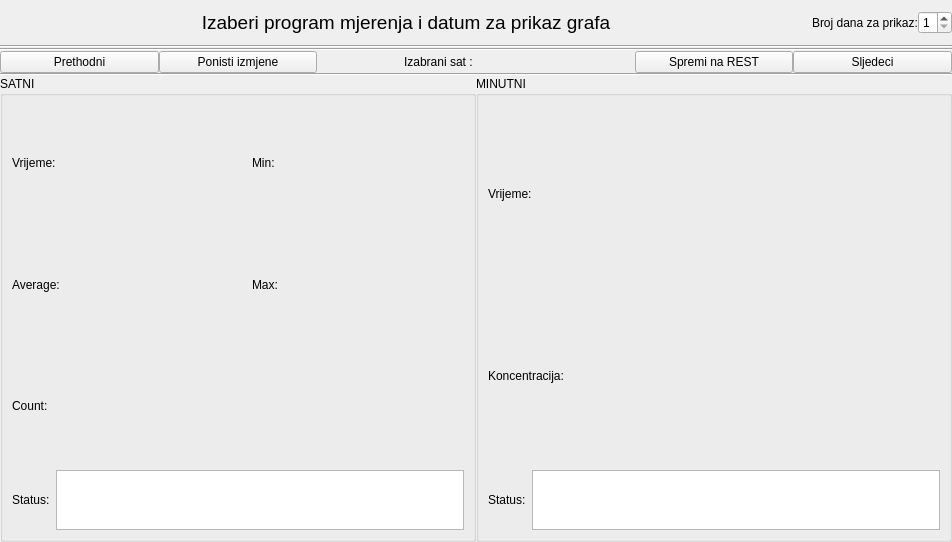
Before: the Qt Designer form app/view/ui_files/konc_graf_panel.ui in kluksa/kontrola-podataka, drawn with Qt 5.
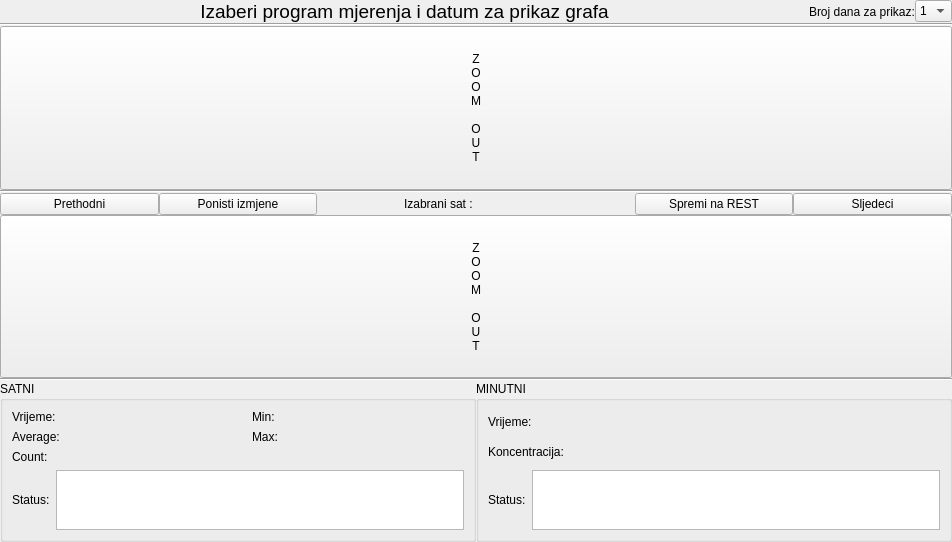
After: the same form once the commit is applied.

Commit message:
izmjena zoom opcije grafova
- zoom je bindan na middle click i uvijek je aktivan
- implementacija tickova, grida, cursora za span i zero grafove

```diff
--- a/app/view/ui_files/konc_graf_panel.ui
+++ b/app/view/ui_files/konc_graf_panel.ui
@@ -72,22 +72,27 @@
       </widget>
      </item>
      <item>
-      <widget class="QSpinBox" name="brojDanaSpin">
-       <property name="sizePolicy">
-        <sizepolicy hsizetype="Minimum" vsizetype="Fixed">
-         <horstretch>0</horstretch>
-         <verstretch>0</verstretch>
-        </sizepolicy>
-       </property>
-       <property name="minimum">
-        <number>1</number>
-       </property>
-       <property name="maximum">
-        <number>5</number>
-       </property>
-       <property name="value">
-        <number>1</number>
-       </property>
+      <widget class="QComboBox" name="brojDanaCombo">
+       <item>
+        <property name="text">
+         <string>1</string>
+        </property>
+       </item>
+       <item>
+        <property name="text">
+         <string>2</string>
+        </property>
+       </item>
+       <item>
+        <property name="text">
+         <string>3</string>
+        </property>
+       </item>
+       <item>
+        <property name="text">
+         <string>4</string>
+        </property>
+       </item>
       </widget>
      </item>
     </layout>
@@ -100,12 +105,36 @@
     </widget>
    </item>
    <item>
+    <layout class="QHBoxLayout" name="horizontalLayout_6">
+     <item>
+      <widget class="QPushButton" name="zoomOutSatni">
+       <property name="sizePolicy">
+        <sizepolicy hsizetype="Minimum" vsizetype="MinimumExpanding">
+         <horstretch>0</horstretch>
+         <verstretch>0</verstretch>
+        </sizepolicy>
+       </property>
+       <property name="text">
+        <string>Z
+O
+O
+M
+
+O
+U
+T</string>
+       </property>
+      </widget>
+     </item>
+     <item>
     <layout class="QVBoxLayout" name="verticalLayoutSatni">
      <property name="spacing">
       <number>0</number>
      </property>
     </layout>
    </item>
+    </layout>
+   </item>
    <item>
     <widget class="Line" name="line">
      <property name="orientation">
@@ -166,6 +195,40 @@
     </layout>
    </item>
    <item>
+    <layout class="QHBoxLayout" name="horizontalLayout_7">
+     <item>
+      <widget class="QPushButton" name="zoomOutMinutni">
+       <property name="sizePolicy">
+        <sizepolicy hsizetype="Minimum" vsizetype="MinimumExpanding">
+         <horstretch>0</horstretch>
+         <verstretch>0</verstretch>
+        </sizepolicy>
+       </property>
+       <property name="autoFillBackground">
+        <bool>false</bool>
+       </property>
+       <property name="text">
+        <string>Z
+O
+O
+M
+
+O
+U
+T</string>
+       </property>
+       <property name="autoDefault">
+        <bool>false</bool>
+       </property>
+       <property name="default">
+        <bool>false</bool>
+       </property>
+       <property name="flat">
+        <bool>false</bool>
+       </property>
+      </widget>
+     </item>
+     <item>
     <layout class="QVBoxLayout" name="verticalLayoutMinutni">
      <property name="spacing">
       <number>0</number>
@@ -173,6 +236,8 @@
      <property name="bottomMargin">
       <number>0</number>
      </property>
+      </layout>
+     </item>
     </layout>
    </item>
    <item>
```
Lines whose indentation alone changed are shown as unchanged. The commit also changes 12 other files.
